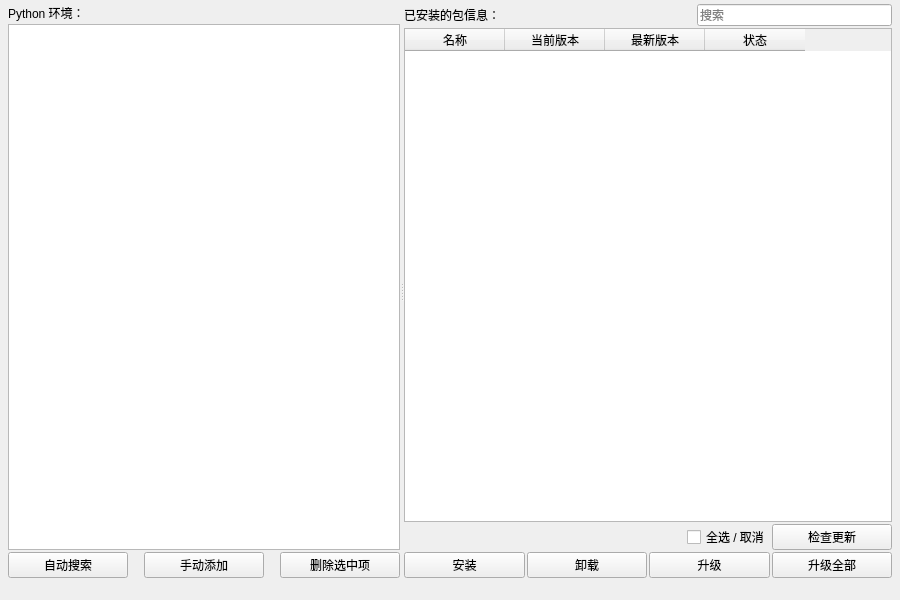
Qt form ui/package_manager.ui (hrpzcf/AwesomePyKit) before a commit.
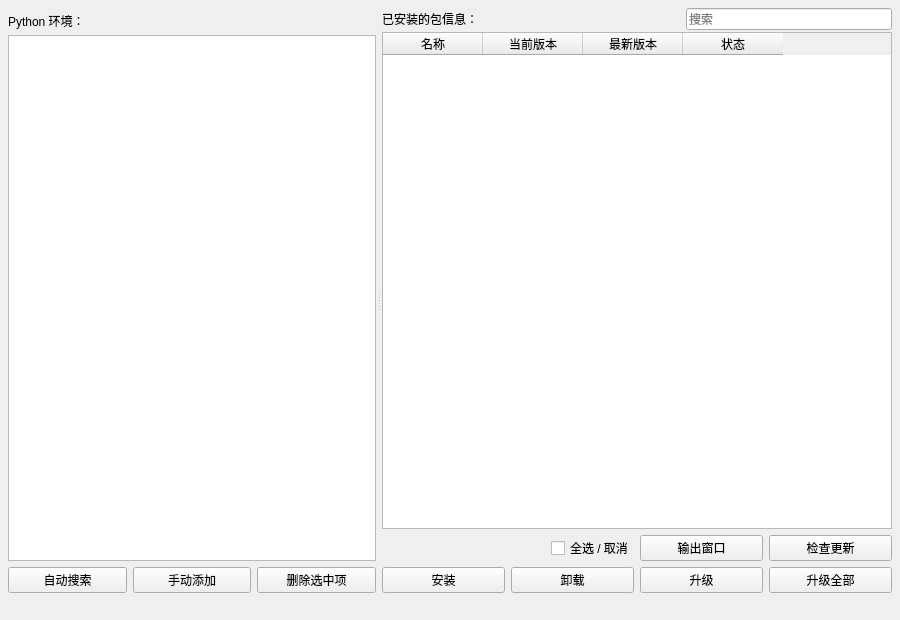
The same form after that commit.

Patch:
```diff
--- a/ui/package_manager.ui
+++ b/ui/package_manager.ui
@@ -10,7 +10,7 @@
     <x>0</x>
     <y>0</y>
     <width>900</width>
-    <height>600</height>
+    <height>620</height>
    </rect>
   </property>
   <property name="font">
@@ -22,36 +22,44 @@
    <string>包管理器</string>
   </property>
   <widget class="QWidget" name="centralwidget">
-   <layout class="QVBoxLayout" name="verticalLayout_4">
+   <layout class="QVBoxLayout" name="verticalLayout_6">
     <property name="leftMargin">
      <number>8</number>
     </property>
     <property name="topMargin">
-     <number>4</number>
+     <number>8</number>
     </property>
     <property name="rightMargin">
      <number>8</number>
     </property>
     <property name="bottomMargin">
-     <number>4</number>
+     <number>8</number>
     </property>
     <item>
-     <layout class="QVBoxLayout" name="verticalLayout_3" stretch="1,0">
-      <property name="spacing">
-       <number>4</number>
-      </property>
+     <layout class="QVBoxLayout" name="verticalLayout_5" stretch="1,0">
       <item>
        <widget class="QSplitter" name="splitter">
         <property name="orientation">
          <enum>Qt::Horizontal</enum>
         </property>
+        <property name="handleWidth">
+         <number>6</number>
+        </property>
         <widget class="QWidget" name="layoutWidget">
-         <layout class="QVBoxLayout" name="verticalLayout_2">
+         <layout class="QVBoxLayout" name="verticalLayout_3" stretch="1,0">
+          <item>
+           <layout class="QVBoxLayout" name="verticalLayout" stretch="0,1">
           <property name="spacing">
            <number>2</number>
           </property>
           <item>
            <widget class="QLabel" name="lb_python_dir">
+              <property name="minimumSize">
+               <size>
+                <width>0</width>
+                <height>25</height>
+               </size>
+              </property>
             <property name="toolTip">
              <string>显示当前搜索到的/用户添加的 Python 目录路径。</string>
             </property>
@@ -137,11 +145,10 @@
             </property>
            </widget>
           </item>
+           </layout>
+          </item>
           <item>
            <layout class="QHBoxLayout" name="horizontalLayout">
-            <property name="spacing">
-             <number>16</number>
-            </property>
             <item>
              <widget class="QPushButton" name="btn_autosearch">
               <property name="toolTip">
@@ -177,7 +184,9 @@
          </layout>
         </widget>
         <widget class="QWidget" name="layoutWidget">
-         <layout class="QVBoxLayout" name="verticalLayout">
+         <layout class="QVBoxLayout" name="verticalLayout_4" stretch="1,0">
+          <item>
+           <layout class="QVBoxLayout" name="verticalLayout_2" stretch="0,1">
           <property name="spacing">
            <number>2</number>
           </property>
@@ -200,8 +209,8 @@
               </property>
               <property name="sizeHint" stdset="0">
                <size>
-                <width>40</width>
-                <height>20</height>
+                  <width>0</width>
+                  <height>0</height>
                </size>
               </property>
              </spacer>
@@ -330,8 +339,21 @@
             </column>
            </widget>
           </item>
+           </layout>
+          </item>
           <item>
            <layout class="QGridLayout" name="glo_table_btns">
+            <item row="1" column="2">
+             <widget class="QPushButton" name="btn_upgrade_package">
+              <property name="toolTip">
+               <string>升级表格中被选中的包。
+注意，被选中的包如果没有新版本则不升级，支持多选。</string>
+              </property>
+              <property name="text">
+               <string>升级</string>
+              </property>
+             </widget>
+            </item>
             <item row="0" column="3">
              <widget class="QPushButton" name="btn_check_for_updates">
               <property name="toolTip">
@@ -353,6 +375,16 @@
               </property>
              </widget>
             </item>
+            <item row="0" column="0">
+             <widget class="QLabel" name="lb_num_selected_items">
+              <property name="font">
+               <font>
+                <family>Microsoft YaHei UI</family>
+                <pointsize>8</pointsize>
+               </font>
+              </property>
+             </widget>
+            </item>
             <item row="1" column="1">
              <widget class="QPushButton" name="btn_uninstall_package">
               <property name="toolTip">
@@ -364,29 +396,7 @@
               </property>
              </widget>
             </item>
-            <item row="1" column="2">
-             <widget class="QPushButton" name="btn_upgrade_package">
-              <property name="toolTip">
-               <string>升级表格中被选中的包。
-注意，被选中的包如果没有新版本则不升级，支持多选。</string>
-              </property>
-              <property name="text">
-               <string>升级</string>
-              </property>
-             </widget>
-            </item>
-            <item row="1" column="3">
-             <widget class="QPushButton" name="btn_upgrade_all">
-              <property name="toolTip">
-               <string>升级表格中列出的所有显示有新版本的包。
-使用此功能前请先点击&quot;检查更新&quot;按钮以检查是否有新版本，再点击此按钮升级。</string>
-              </property>
-              <property name="text">
-               <string>升级全部</string>
-              </property>
-             </widget>
-            </item>
-            <item row="0" column="2">
+            <item row="0" column="1">
              <layout class="QHBoxLayout" name="horizontalLayout_2">
               <item>
                <widget class="QLabel" name="label_2">
@@ -404,13 +414,21 @@
               </item>
              </layout>
             </item>
-            <item row="0" column="0" colspan="2">
-             <widget class="QLabel" name="lb_num_selected_items">
-              <property name="font">
-               <font>
-                <family>Microsoft YaHei UI</family>
-                <pointsize>8</pointsize>
-               </font>
+            <item row="0" column="2">
+             <widget class="QPushButton" name="uiPushButton_show_output">
+              <property name="text">
+               <string>输出窗口</string>
+              </property>
+             </widget>
+            </item>
+            <item row="1" column="3">
+             <widget class="QPushButton" name="btn_upgrade_all">
+              <property name="toolTip">
+               <string>升级表格中列出的所有显示有新版本的包。
+使用此功能前请先点击&quot;检查更新&quot;按钮以检查是否有新版本，再点击此按钮升级。</string>
+              </property>
+              <property name="text">
+               <string>升级全部</string>
               </property>
              </widget>
             </item>
@@ -422,15 +440,34 @@
       </item>
       <item>
        <layout class="QHBoxLayout" name="horizontalLayout_3" stretch="1,0">
+        <property name="rightMargin">
+         <number>4</number>
+        </property>
         <item>
          <widget class="QLabel" name="lb_loading_gif">
+          <property name="font">
+           <font>
+            <family>Microsoft YaHei UI</family>
+            <pointsize>8</pointsize>
+           </font>
+          </property>
           <property name="alignment">
            <set>Qt::AlignRight|Qt::AlignTrailing|Qt::AlignVCenter</set>
           </property>
          </widget>
         </item>
         <item>
-         <widget class="QLabel" name="lb_loading_tip"/>
+         <widget class="QLabel" name="lb_loading_tip">
+          <property name="font">
+           <font>
+            <family>Microsoft YaHei UI</family>
+            <pointsize>8</pointsize>
+           </font>
+          </property>
+          <property name="alignment">
+           <set>Qt::AlignLeading|Qt::AlignLeft|Qt::AlignTop</set>
+          </property>
+         </widget>
         </item>
        </layout>
       </item>
```
Lines whose indentation alone changed are shown as unchanged.
